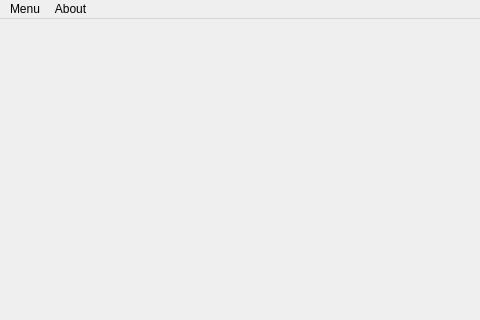
Before: the Qt Designer form mainwindow.ui in QtHit/test-ajc-2019, drawn with Qt 5; both pictures show x 0 to 480 and y 0 to 320 of the 800 by 600 pixel window.
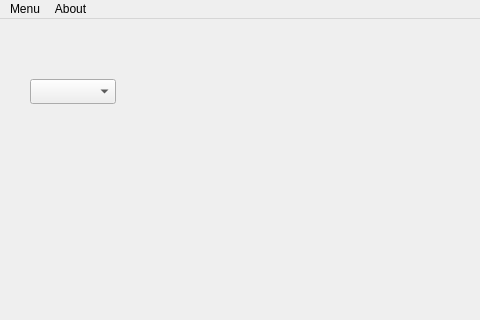
After: the same form once the commit is applied.

Commit message: added combobox names

Patch:
```diff
--- a/mainwindow.ui
+++ b/mainwindow.ui
@@ -27,6 +27,16 @@
      <string>Exit</string>
     </property>
    </widget>
+   <widget class="QComboBox" name="comboBox">
+    <property name="geometry">
+     <rect>
+      <x>30</x>
+      <y>60</y>
+      <width>86</width>
+      <height>25</height>
+     </rect>
+    </property>
+   </widget>
   </widget>
   <widget class="QMenuBar" name="menubar">
    <property name="geometry">
```
The commit also changes 1 other file.
